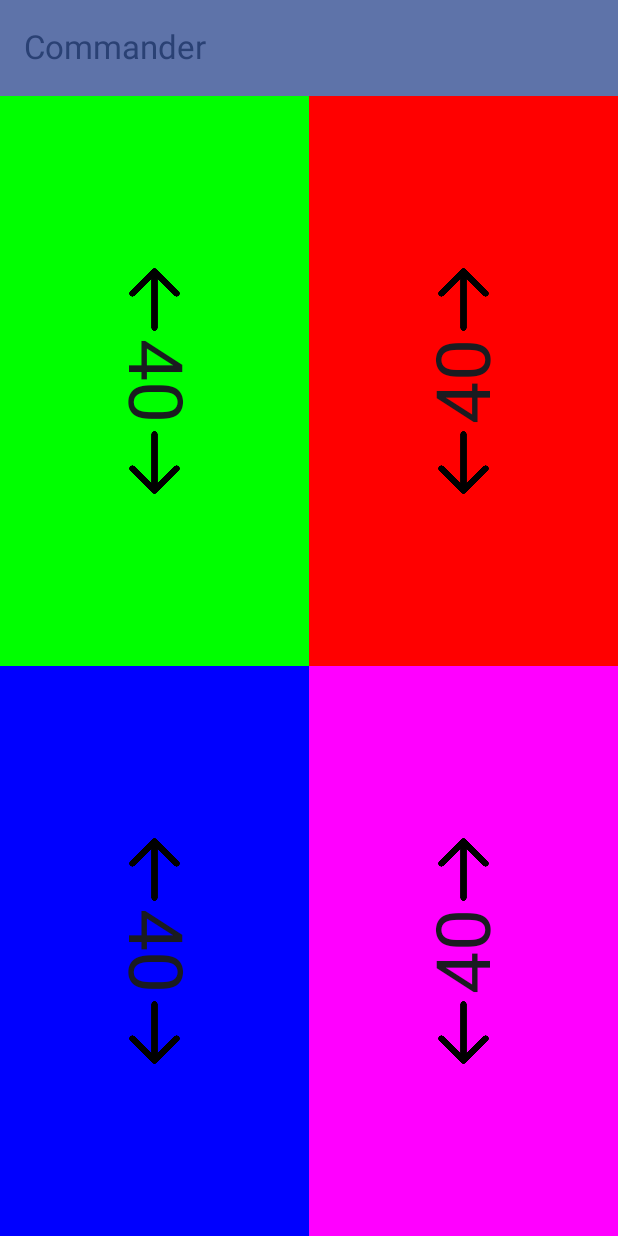
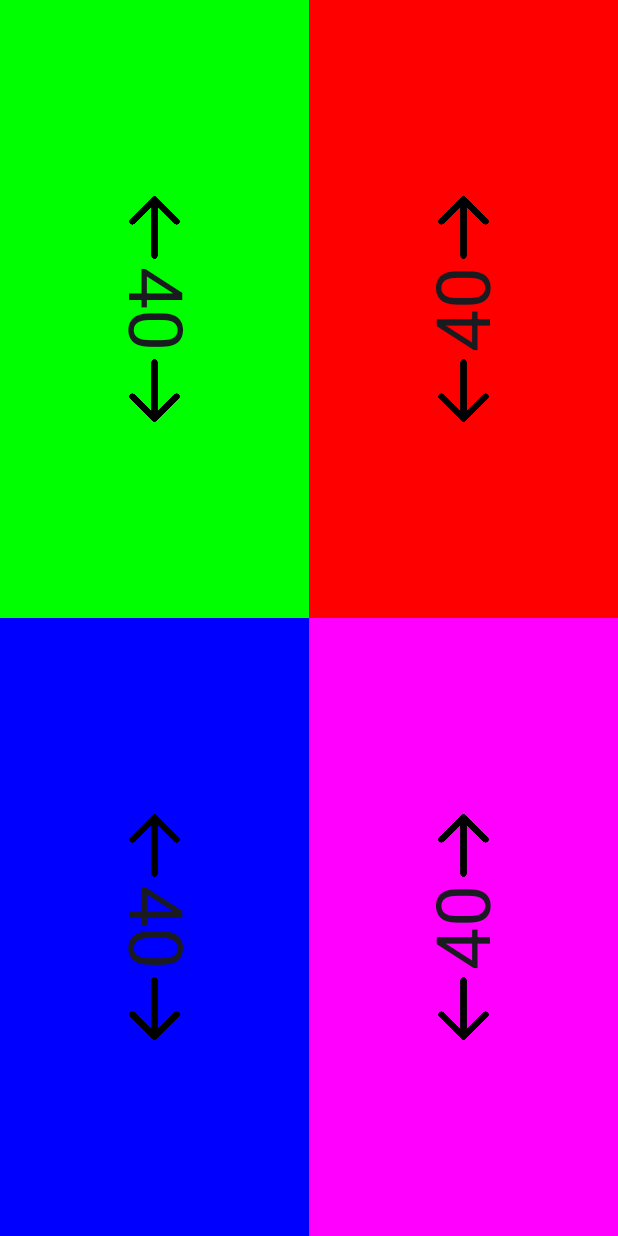
Before and after one commit to gvidas123/MtgLifeCounter, an Android app built with Jetpack Compose: the screen it shows after launch (MainActivity), after a tap on "Commander", on a phone screen of 412 x 824 dp. Run offline under Robolectric (Android 15) with nearby library versions, the phone set to English and light mode, and no system bars.

Commit message:
got rid of top app bar as it looked ugly and found a way to navigate back simply whilie in the virtual enviroment

```diff
--- a/app/src/main/java/com/example/mtglifecounter/MainScreen.kt
+++ b/app/src/main/java/com/example/mtglifecounter/MainScreen.kt
@@ -24,23 +24,8 @@ enum class Screens(@StringRes val title: Int) {
     Start(title = R.string.app_name),
     Commander(title = R.string.commander)
 }
-@OptIn(ExperimentalMaterial3Api::class)
-@Composable
-fun topAppBar(
-    currentScreen: Screens
-
-) {
-    TopAppBar(
-        title = {Text( stringResource(currentScreen.title))},
-        colors = TopAppBarDefaults.topAppBarColors(
-            containerColor = MaterialTheme.colorScheme.primaryContainer,
-            titleContentColor = MaterialTheme.colorScheme.primary,
-        )
-    )
 
 
-
-}
 
 @Composable
 fun MtgLifeCounterApp(
@@ -51,11 +36,7 @@ fun MtgLifeCounterApp(
         backStackEntry?.destination?.route ?: Screens.Start.name
     )
     Scaffold(
-        topBar = {
-            topAppBar(
-                currentScreen = currentScreen
-            )
-        }
+
     ){
         innerPadding ->
         NavHost(
```
